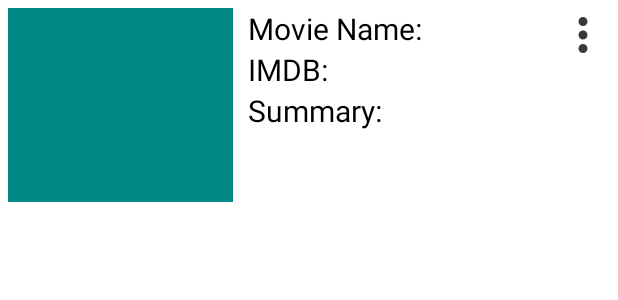
After one commit to onursumakoglu/MovieAppp, an Android app: the layout favorites_recycler_item.xml on its own in the app's theme, with its tools: preview values and no code run, on a phone screen of 412 x 824 dp. The commit adds this screen. Shown: the top 300 px of the screen. Run offline under Robolectric (Android 15) with nearby library versions, the phone set to English and light mode, and no system bars.

Commit message:
popular ve gelecek program kaldı - 29.12/16.38

```diff
--- /dev/null
+++ b/app/src/main/res/drawable/ic_deletefav.xml
@@ -0,0 +1,5 @@
+<vector android:height="24dp" android:tint="#3B3A3A"
+    android:viewportHeight="24" android:viewportWidth="24"
+    android:width="24dp" xmlns:android="http://schemas.android.com/apk/res/android">
+    <path android:fillColor="@android:color/white" android:pathData="M6,19c0,1.1 0.9,2 2,2h8c1.1,0 2,-0.9 2,-2V7H6v12zM19,4h-3.5l-1,-1h-5l-1,1H5v2h14V4z"/>
+</vector>
--- /dev/null
+++ b/app/src/main/res/drawable/ic_treedot.xml
@@ -0,0 +1,5 @@
+<vector android:height="24dp" android:tint="#3B3A3A"
+    android:viewportHeight="24" android:viewportWidth="24"
+    android:width="24dp" xmlns:android="http://schemas.android.com/apk/res/android">
+    <path android:fillColor="@android:color/white" android:pathData="M12,8c1.1,0 2,-0.9 2,-2s-0.9,-2 -2,-2 -2,0.9 -2,2 0.9,2 2,2zM12,10c-1.1,0 -2,0.9 -2,2s0.9,2 2,2 2,-0.9 2,-2 -0.9,-2 -2,-2zM12,16c-1.1,0 -2,0.9 -2,2s0.9,2 2,2 2,-0.9 2,-2 -0.9,-2 -2,-2z"/>
+</vector>
--- /dev/null
+++ b/app/src/main/res/layout/favorites_recycler_item.xml
@@ -0,0 +1,73 @@
+<?xml version="1.0" encoding="utf-8"?>
+<LinearLayout xmlns:android="http://schemas.android.com/apk/res/android"
+    android:layout_width="match_parent"
+    android:layout_height="150dp"
+    android:orientation="vertical"
+    android:padding="5dp">
+
+    <RelativeLayout
+        android:layout_marginBottom="10dp"
+        android:layout_width="match_parent"
+        android:layout_height="match_parent"
+        android:orientation="horizontal"
+
+        >
+        <ImageView
+            android:id="@+id/img_favorites"
+            android:layout_width="150dp"
+            android:layout_height="match_parent"
+            android:background="@color/teal_700"
+            />
+
+        <LinearLayout
+            android:layout_width="match_parent"
+            android:layout_height="match_parent"
+            android:layout_toRightOf="@+id/img_favorites"
+            android:orientation="vertical">
+            <TextView
+                android:id="@+id/txt_favorites_movie_name"
+                android:layout_width="match_parent"
+                android:layout_height="wrap_content"
+                android:layout_marginEnd="24dp"
+                android:layout_marginStart="10dp"
+                android:text="Movie Name:"
+                android:textColor="@color/black"
+                android:textSize="20dp"
+                android:lines="1"
+                android:ellipsize="end"/>
+
+            <TextView
+                android:id="@+id/txt_favorites_imdb"
+                android:layout_width="match_parent"
+                android:layout_height="wrap_content"
+                android:layout_marginEnd="8dp"
+                android:layout_below="@+id/txt_favorites_movie_name"
+                android:layout_marginStart="10dp"
+                android:text="IMDB:"
+                android:textColor="@color/black"
+                android:textSize="20dp" />
+
+
+            <TextView
+                android:id="@+id/txt_favorites_summary"
+                android:layout_width="match_parent"
+                android:layout_height="wrap_content"
+                android:layout_marginEnd="8dp"
+                android:layout_below="@+id/txt_favorites_imdb"
+                android:layout_marginStart="10dp"
+                android:text="Summary:"
+                android:textColor="@color/black"
+                android:textSize="20dp"
+                android:lines="3"
+                android:ellipsize="end"/>
+
+        </LinearLayout>
+        <ImageView
+            android:layout_width="36dp"
+            android:layout_height="36dp"
+            android:src="@drawable/ic_treedot"
+            android:id="@+id/img_options"
+            android:layout_alignParentEnd="true"/>
+    </RelativeLayout>
+
+</LinearLayout>
--- a/app/src/main/res/layout/fragment_popular.xml
+++ b/app/src/main/res/layout/fragment_popular.xml
@@ -5,10 +5,6 @@
     android:layout_height="match_parent"
     tools:context=".PopularFragment">
 
-    <!-- TODO: Update blank fragment layout -->
-    <TextView
-        android:layout_width="match_parent"
-        android:layout_height="match_parent"
-        android:text="popular fragment" />
+
 
 </FrameLayout>
--- a/app/src/main/res/layout/home_grid_recycler_item.xml
+++ b/app/src/main/res/layout/home_grid_recycler_item.xml
@@ -21,7 +21,7 @@
             android:layout_width="wrap_content"
             android:layout_height="wrap_content"
             android:id="@+id/home_grid_movie_name"
-            android:layout_alignParentStart="true"
+            android:layout_alignParentSt3art="true"
             android:layout_centerVertical="true"
             android:layout_marginRight="5dp"
             android:layout_toStartOf="@+id/home_grid_movie_point"
```
Also changed, not shown: app/src/main/res/layout/fragment_details.xml (+4 -4 lines), app/src/main/res/layout/fragment_favorites.xml (+30 -5 lines).
